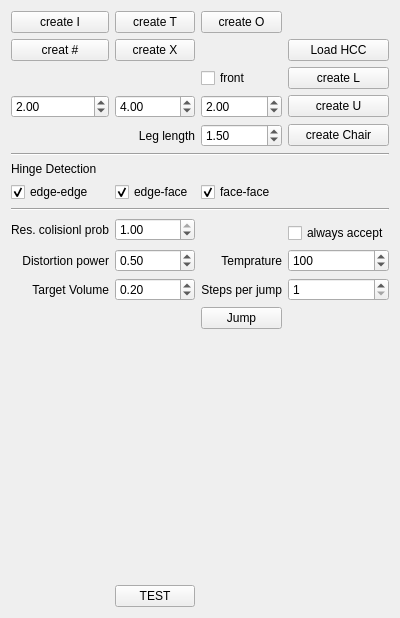
letienhung/fold-hcc, file Foldabilizer/FoldabilizerWidget.ui: the form before one commit.
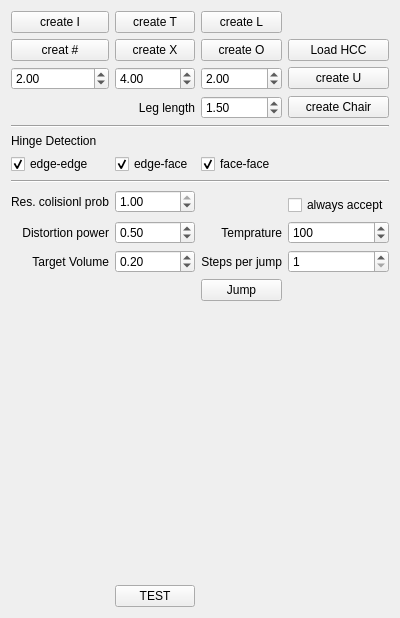
The form after the commit.

Patch:
```diff
--- a/Foldabilizer/FoldabilizerWidget.ui
+++ b/Foldabilizer/FoldabilizerWidget.ui
@@ -320,13 +320,6 @@
      </property>
     </widget>
    </item>
-   <item row="2" column="3">
-    <widget class="QPushButton" name="createL">
-     <property name="text">
-      <string>create L</string>
-     </property>
-    </widget>
-   </item>
    <item row="0" column="1">
     <widget class="QPushButton" name="createT">
      <property name="text">
@@ -334,13 +327,6 @@
      </property>
     </widget>
    </item>
-   <item row="0" column="2">
-    <widget class="QPushButton" name="createO">
-     <property name="text">
-      <string>create O</string>
-     </property>
-    </widget>
-   </item>
    <item row="1" column="3">
     <widget class="QPushButton" name="load_hcc">
      <property name="text">
@@ -348,10 +334,17 @@
      </property>
     </widget>
    </item>
-   <item row="2" column="2">
-    <widget class="QCheckBox" name="LFront">
+   <item row="0" column="2">
+    <widget class="QPushButton" name="createL">
      <property name="text">
-      <string>front</string>
+      <string>create L</string>
+     </property>
+    </widget>
+   </item>
+   <item row="1" column="2">
+    <widget class="QPushButton" name="createO">
+     <property name="text">
+      <string>create O</string>
      </property>
     </widget>
    </item>
```
